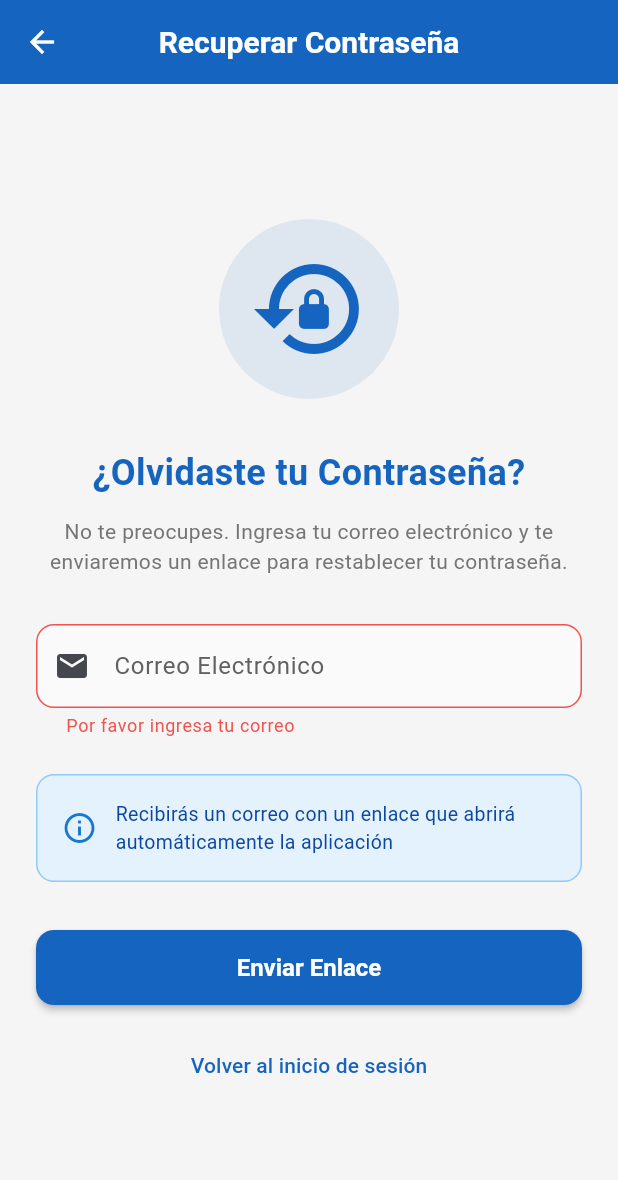
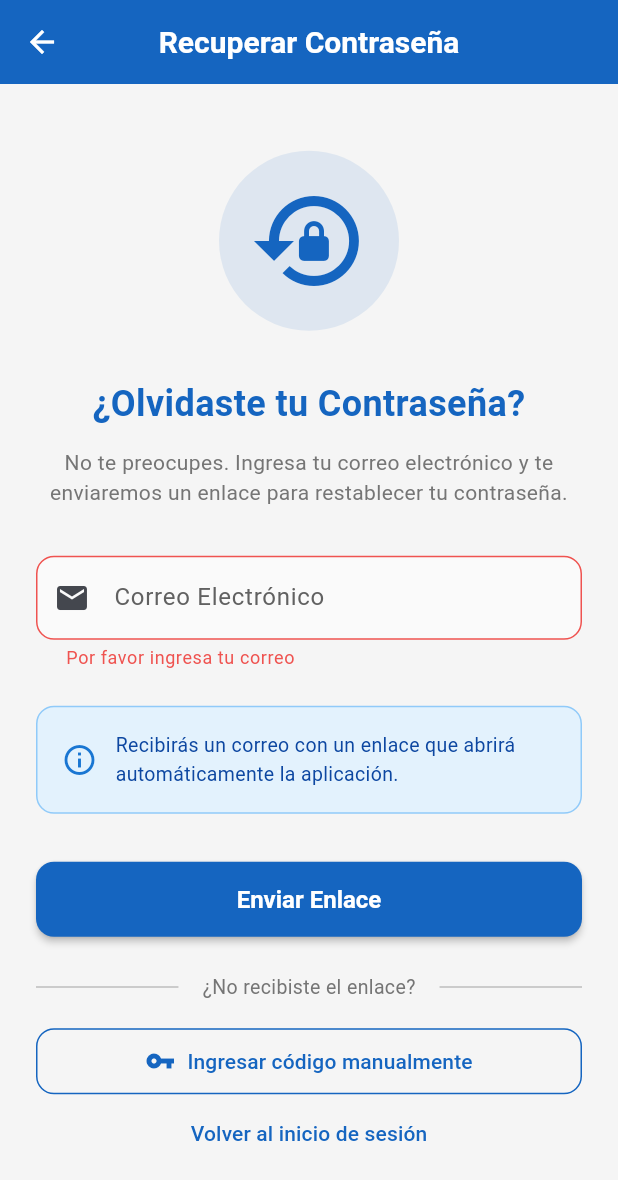
Before and after one commit to IGNN3LZ3R0/APP-RESERVAS-TUTORIAS, a Flutter app: the RecuperarPasswordScreen screen opened by its route, after a tap on "Enviar Enlace", on a phone screen of 412 x 824 dp. Shown: the top 1180 px of the screen. Run offline on Flutter 3.47's test engine with Material 3 defaults, Android fonts, the light colour scheme and no system bars; our stand-ins replace app_links, image_picker, shared_preferences; accounts and stored records are empty.

Commit message:
subida de correcciones de recuperar contraseña 3

```diff
--- a/app_tesis/lib/main.dart
+++ b/app_tesis/lib/main.dart
@@ -5,6 +5,7 @@ import 'servicios/deep_link_service.dart';
 import 'pantallas/nueva_password_screen.dart';
 import 'package:flutter_localizations/flutter_localizations.dart';
 import 'pantallas/confirmar_codigo_screen.dart';
+import 'pantallas/ingresar_codigo_screen.dart';
 
 void main() async {
   WidgetsFlutterBinding.ensureInitialized();
@@ -68,6 +69,7 @@ class _TutoriasAppState extends State<TutoriasApp> {
         ...AppRoutes.routes,
         '/nueva-password': (context) => const NuevaPasswordScreen(),
         '/confirmar-codigo': (context) => const ConfirmarCodigoScreen(),
+        '/ingresar-codigo': (context) => const IngresarCodigoScreen(),
       },
       onGenerateRoute: AppRoutes.onGenerateRoute,
     );
--- a/app_tesis/lib/pantallas/recuperar_password_screen.dart
+++ b/app_tesis/lib/pantallas/recuperar_password_screen.dart
@@ -6,8 +6,7 @@ class RecuperarPasswordScreen extends StatefulWidget {
   const RecuperarPasswordScreen({super.key});
 
   @override
-  State<RecuperarPasswordScreen> createState() =>
-      _RecuperarPasswordScreenState();
+  State<RecuperarPasswordScreen> createState() => _RecuperarPasswordScreenState();
 }
 
 class _RecuperarPasswordScreenState extends State<RecuperarPasswordScreen> {
@@ -20,6 +19,10 @@ class _RecuperarPasswordScreenState extends State<RecuperarPasswordScreen> {
     _emailController.dispose();
     super.dispose();
   }
+
+  // ===========================
+  // MÉTODOS DE LÓGICA
+  // ===========================
 
   Future<void> _recuperarPassword() async {
     if (!_formKey.currentState!.validate()) return;
@@ -34,54 +37,41 @@ class _RecuperarPasswordScreenState extends State<RecuperarPasswordScreen> {
 
     if (!mounted) return;
 
-    if (resultado != null && resultado.containsKey('error')) {
-      _mostrarError(resultado['error']);
-    } else if (resultado != null && resultado.containsKey('msg')) {
-      _mostrarExito(resultado['msg']);
-
-      // Limpiar el campo de email
+    if (resultado?['error'] != null) {
+      _mostrarSnackBar(resultado!['error'], isError: true);
+    } else if (resultado?['msg'] != null) {
+      _mostrarSnackBar(resultado!['msg'], isError: false);
       _emailController.clear();
 
-      // Esperar antes de cerrar la pantalla
+      // Espera breve antes de regresar al login
       await Future.delayed(const Duration(seconds: 3));
-
-      if (!mounted) return;
-      Navigator.pop(context);
+      if (mounted) Navigator.pop(context);
     }
   }
 
-  void _mostrarError(String mensaje) {
+  void _mostrarSnackBar(String mensaje, {required bool isError}) {
+    final color = isError ? Colors.red : Colors.green;
+    final icon = isError ? Icons.error_outline : Icons.check_circle_outline;
+
     ScaffoldMessenger.of(context).showSnackBar(
       SnackBar(
         content: Row(
           children: [
-            const Icon(Icons.error_outline, color: Colors.white),
+            Icon(icon, color: Colors.white),
             const SizedBox(width: 12),
             Expanded(child: Text(mensaje)),
           ],
         ),
-        backgroundColor: Colors.red,
-        behavior: SnackBarBehavior.floating,
-      ),
-    );
-  }
-
-  void _mostrarExito(String mensaje) {
-    ScaffoldMessenger.of(context).showSnackBar(
-      SnackBar(
-        content: Row(
-          children: [
-            const Icon(Icons.check_circle_outline, color: Colors.white),
-            const SizedBox(width: 12),
-            Expanded(child: Text(mensaje)),
-          ],
-        ),
-        backgroundColor: Colors.green,
+        backgroundColor: color,
         behavior: SnackBarBehavior.floating,
         duration: const Duration(seconds: 4),
       ),
     );
   }
+
+  // ===========================
+  // WIDGETS DE UI
+  // ===========================
 
   @override
   Widget build(BuildContext context) {
@@ -97,11 +87,37 @@ class _RecuperarPasswordScreenState extends State<RecuperarPasswordScreen> {
             child: Form(
               key: _formKey,
               child: Column(
-                mainAxisAlignment: MainAxisAlignment.center,
                 crossAxisAlignment: CrossAxisAlignment.stretch,
                 children: [
-                  // Icono
-                  Container(
+                  _buildIconHeader(),
+                  const SizedBox(height: 32),
+                  _buildTituloYDescripcion(),
+                  const SizedBox(height: 32),
+                  _buildCampoEmail(),
+                  const SizedBox(height: 24),
+                  _buildInfoBox(),
+                  const SizedBox(height: 32),
+                  _buildBotonEnviar(),
+                  const SizedBox(height: 24),
+                  _buildSeparador(),
+                  const SizedBox(height: 16),
+                  _buildBotonCodigoManual(),
+                  _buildVolverLoginButton(),
+                ],
+              ),
+            ),
+          ),
+        ),
+      ),
+    );
+  }
+
+  // ===========================
+  // COMPONENTES DE UI
+  // ===========================
+
+  Widget _buildIconHeader() {
+    return Container(
       padding: const EdgeInsets.all(20),
       decoration: BoxDecoration(
         color: const Color(0xFF1565C0).withOpacity(0.1),
@@ -112,10 +128,12 @@ class _RecuperarPasswordScreenState extends State<RecuperarPasswordScreen> {
         size: 80,
         color: Color(0xFF1565C0),
       ),
-                  ),
-                  const SizedBox(height: 32),
+    );
+  }
 
-                  // Título
+  Widget _buildTituloYDescripcion() {
+    return Column(
+      children: [
         const Text(
           '¿Olvidaste tu Contraseña?',
           textAlign: TextAlign.center,
@@ -126,17 +144,17 @@ class _RecuperarPasswordScreenState extends State<RecuperarPasswordScreen> {
           ),
         ),
         const SizedBox(height: 12),
-
-                  // Descripción
         Text(
           'No te preocupes. Ingresa tu correo electrónico y te enviaremos un enlace para restablecer tu contraseña.',
           textAlign: TextAlign.center,
           style: TextStyle(fontSize: 14, color: Colors.grey[600]),
         ),
-                  const SizedBox(height: 32),
+      ],
+    );
+  }
 
-                  // Campo de email
-                  TextFormField(
+  Widget _buildCampoEmail() {
+    return TextFormField(
       controller: _emailController,
       keyboardType: TextInputType.emailAddress,
       decoration: InputDecoration(
@@ -156,11 +174,11 @@ class _RecuperarPasswordScreenState extends State<RecuperarPasswordScreen> {
         }
         return null;
       },
-                  ),
-                  const SizedBox(height: 24),
+    );
+  }
 
-                  // Información
-                  Container(
+  Widget _buildInfoBox() {
+    return Container(
       padding: const EdgeInsets.all(16),
       decoration: BoxDecoration(
         color: Colors.blue[50],
@@ -173,20 +191,17 @@ class _RecuperarPasswordScreenState extends State<RecuperarPasswordScreen> {
           const SizedBox(width: 12),
           Expanded(
             child: Text(
-                            'Recibirás un correo con un enlace que abrirá automáticamente la aplicación',
-                            style: TextStyle(
-                              fontSize: 13,
-                              color: Colors.blue[900],
-                            ),
+              'Recibirás un correo con un enlace que abrirá automáticamente la aplicación.',
+              style: TextStyle(fontSize: 13, color: Colors.blue[900]),
             ),
           ),
         ],
       ),
-                  ),
-                  const SizedBox(height: 32),
+    );
+  }
 
-                  // Botón enviar
-                  SizedBox(
+  Widget _buildBotonEnviar() {
+    return SizedBox(
       height: 50,
       child: ElevatedButton(
         onPressed: _isLoading ? null : _recuperarPassword,
@@ -213,20 +228,45 @@ class _RecuperarPasswordScreenState extends State<RecuperarPasswordScreen> {
                 ),
               ),
       ),
-                  ),
-                  const SizedBox(height: 16),
+    );
+  }
 
-                  // Volver al login
-                  TextButton(
-                    onPressed: () => Navigator.pop(context),
-                    child: const Text('Volver al inicio de sesión'),
-                  ),
-                ],
+  Widget _buildSeparador() {
+    return Row(
+      children: [
+        Expanded(child: Divider(color: Colors.grey[400])),
+        Padding(
+          padding: const EdgeInsets.symmetric(horizontal: 16),
+          child: Text(
+            '¿No recibiste el enlace?',
+            style: TextStyle(color: Colors.grey[600], fontSize: 13),
           ),
         ),
-          ),
+        Expanded(child: Divider(color: Colors.grey[400])),
+      ],
+    );
+  }
+
+  Widget _buildBotonCodigoManual() {
+    return OutlinedButton.icon(
+      onPressed: () => Navigator.pushNamed(context, '/ingresar-codigo'),
+      icon: const Icon(Icons.vpn_key, size: 20),
+      label: const Text('Ingresar código manualmente'),
+      style: OutlinedButton.styleFrom(
+        foregroundColor: const Color(0xFF1565C0),
+        side: const BorderSide(color: Color(0xFF1565C0)),
+        padding: const EdgeInsets.symmetric(vertical: 12),
+        shape: RoundedRectangleBorder(
+          borderRadius: BorderRadius.circular(12),
         ),
       ),
     );
   }
+
+  Widget _buildVolverLoginButton() {
+    return TextButton(
+      onPressed: () => Navigator.pop(context),
+      child: const Text('Volver al inicio de sesión'),
+    );
   }
+}
```
Also changed, not shown: app_tesis/lib/pantallas/ingresar_codigo_screen.dart (added, +212 -0 lines). Lines whose indentation alone changed are shown as unchanged.
